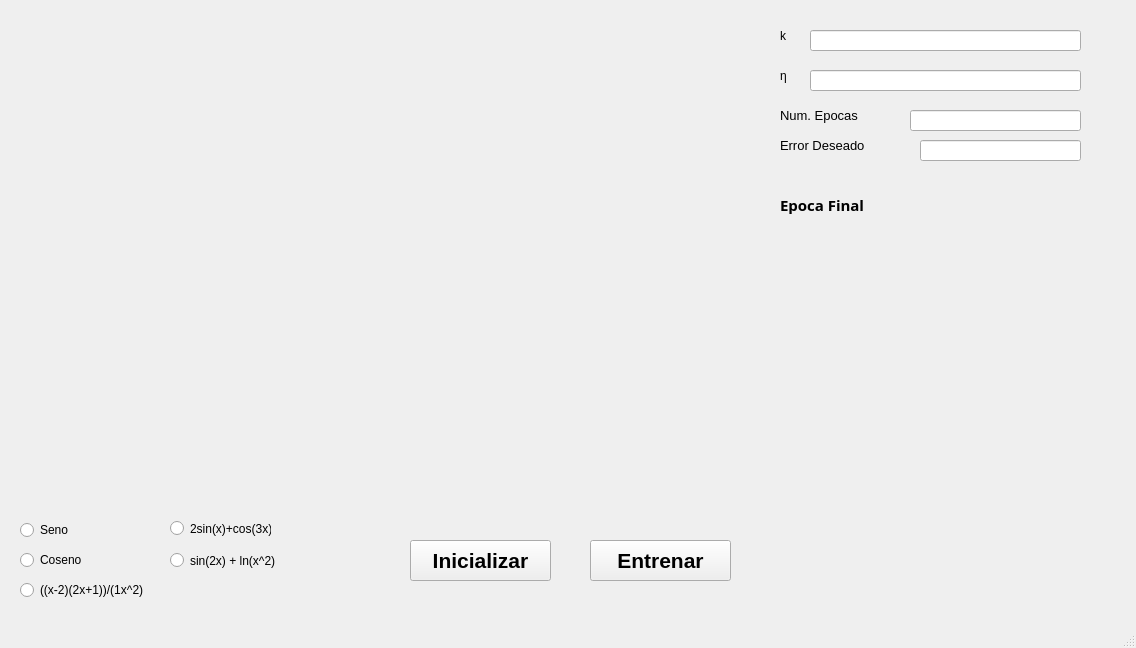
jluiscg/Qt-RBF-function-approximation, file src/ui/mainwindow.ui: the form before one commit.
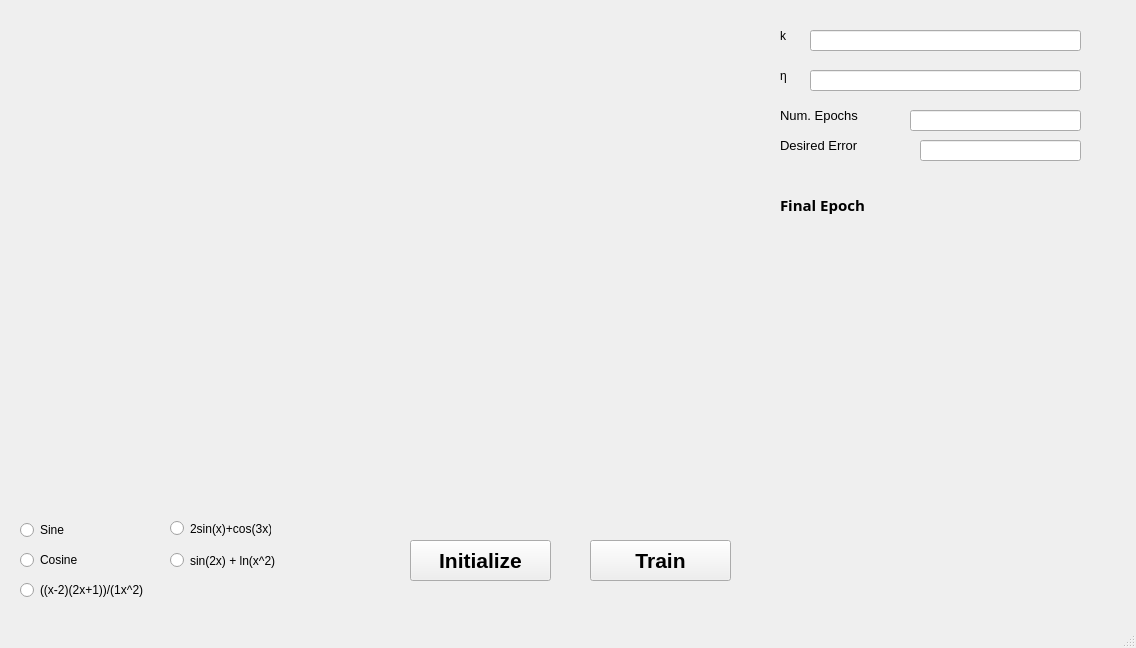
The form after the commit.

Commit message: refactor: rename variables and UI texts from spa to eng

```diff
--- a/src/ui/mainwindow.ui
+++ b/src/ui/mainwindow.ui
@@ -43,7 +43,7 @@
      <string notr="true">font: 87 16pt &quot;Arial Black&quot;;</string>
     </property>
     <property name="text">
-     <string>&lt;html&gt;&lt;head/&gt;&lt;body&gt;&lt;p&gt;&lt;span style=&quot; font-size:10pt;&quot;&gt;Num. Epocas&lt;/span&gt;&lt;/p&gt;&lt;/body&gt;&lt;/html&gt;</string>
+    <string>&lt;html&gt;&lt;head/&gt;&lt;body&gt;&lt;p&gt;&lt;span style=&quot; font-size:10pt;&quot;&gt;Num. Epochs&lt;/span&gt;&lt;/p&gt;&lt;/body&gt;&lt;/html&gt;</string>
     </property>
    </widget>
    <widget class="QLineEdit" name="lineLearning">
@@ -97,7 +97,7 @@
      </font>
     </property>
     <property name="text">
-     <string>Entrenar</string>
+    <string>Train</string>
     </property>
    </widget>
    <widget class="QWidget" name="widget" native="true">
@@ -127,7 +127,7 @@
      </font>
     </property>
     <property name="text">
-     <string>&lt;html&gt;&lt;head/&gt;&lt;body&gt;&lt;p&gt;&lt;span style=&quot; font-size:11pt;&quot;&gt;Epoca Final&lt;/span&gt;&lt;/p&gt;&lt;/body&gt;&lt;/html&gt;</string>
+    <string>&lt;html&gt;&lt;head/&gt;&lt;body&gt;&lt;p&gt;&lt;span style=&quot; font-size:11pt;&quot;&gt;Final Epoch&lt;/span&gt;&lt;/p&gt;&lt;/body&gt;&lt;/html&gt;</string>
     </property>
    </widget>
    <widget class="QLabel" name="lblencontrado">
@@ -173,7 +173,7 @@
      <string notr="true">font: 87 16pt &quot;Arial Black&quot;;</string>
     </property>
     <property name="text">
-     <string>&lt;html&gt;&lt;head/&gt;&lt;body&gt;&lt;p&gt;&lt;span style=&quot; font-size:10pt;&quot;&gt;Error Deseado&lt;/span&gt;&lt;/p&gt;&lt;/body&gt;&lt;/html&gt;</string>
+    <string>&lt;html&gt;&lt;head/&gt;&lt;body&gt;&lt;p&gt;&lt;span style=&quot; font-size:10pt;&quot;&gt;Desired Error&lt;/span&gt;&lt;/p&gt;&lt;/body&gt;&lt;/html&gt;</string>
     </property>
    </widget>
    <widget class="QRadioButton" name="rbSeno">
@@ -186,7 +186,7 @@
      </rect>
     </property>
     <property name="text">
-     <string>Seno</string>
+    <string>Sine</string>
     </property>
    </widget>
    <widget class="QRadioButton" name="rbCoseno">
@@ -199,7 +199,7 @@
      </rect>
     </property>
     <property name="text">
-     <string>Coseno</string>
+    <string>Cosine</string>
     </property>
    </widget>
    <widget class="QRadioButton" name="rbFuncion3">
@@ -259,7 +259,7 @@
      </font>
     </property>
     <property name="text">
-     <string>Inicializar</string>
+    <string>Initialize</string>
     </property>
    </widget>
    <widget class="QWidget" name="widget_gaussianas" native="true">
```
Left out of the diff: 30 changed lines with no effect on the pictures. The commit also changes 4 other files.
